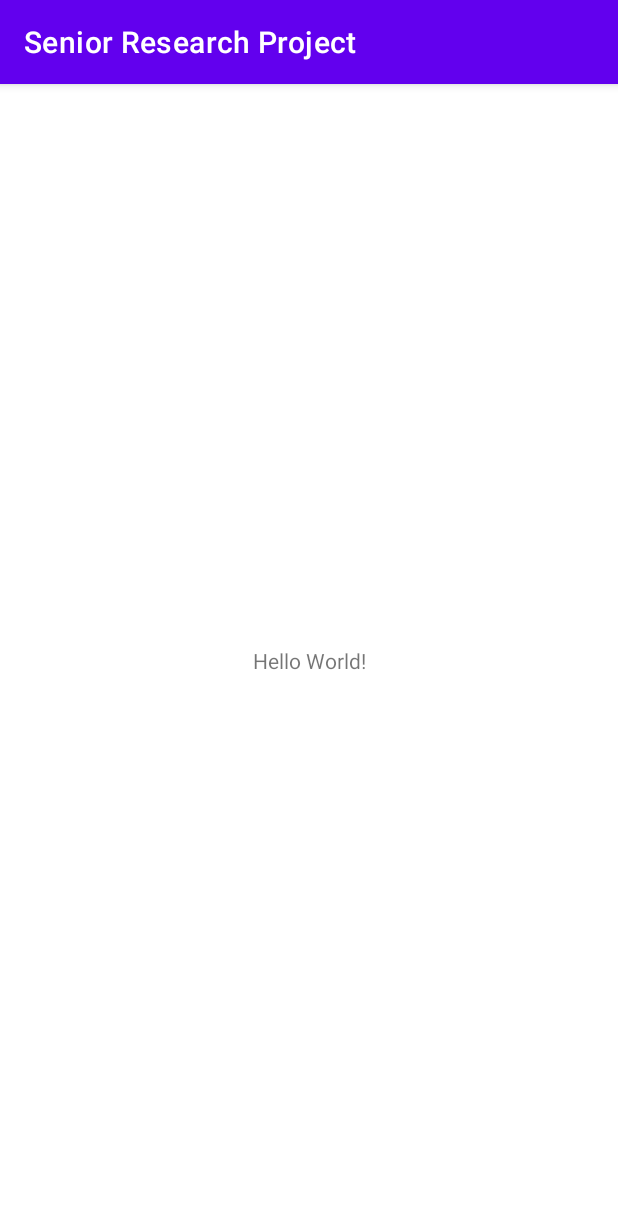
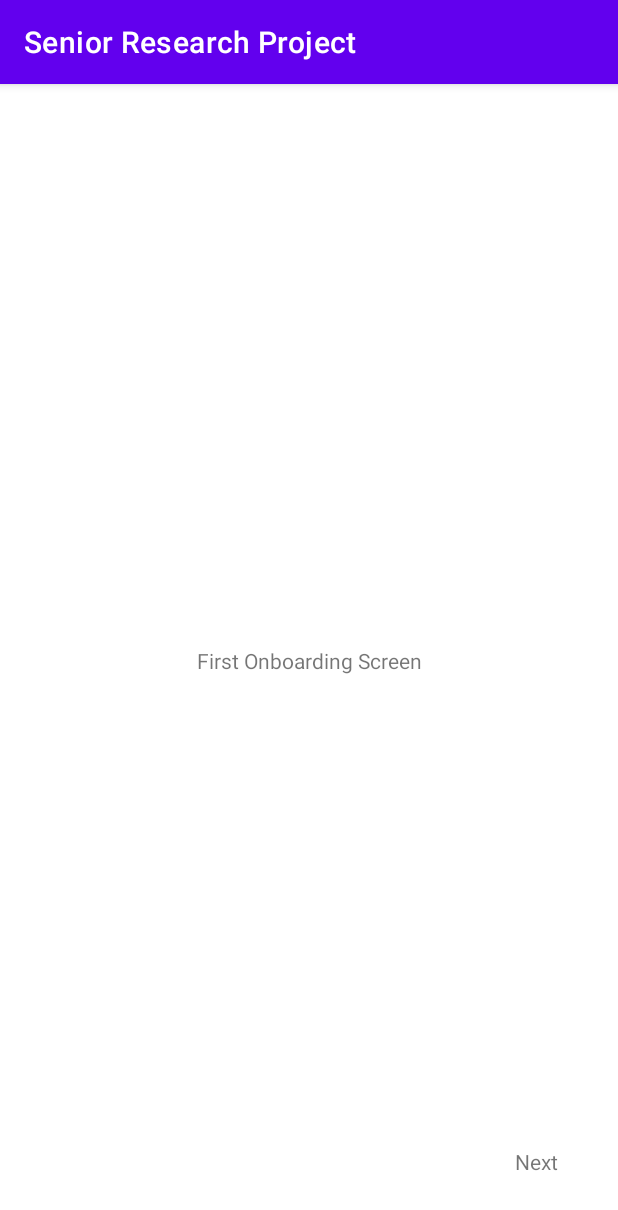
Before and after one commit to JasonZ08/Senior_Research_Project, an Android app: the screen it shows after launch (MainActivity), on a phone screen of 412 x 824 dp. Shown: the top 1210 px of the screen. Run offline under Robolectric (Android 15) with nearby library versions, the phone set to English and light mode, and no system bars.

Commit message:
update v2

```diff
--- a/app/build.gradle
+++ b/app/build.gradle
@@ -25,6 +25,9 @@ android {
         sourceCompatibility JavaVersion.VERSION_1_8
         targetCompatibility JavaVersion.VERSION_1_8
     }
+    buildFeatures {
+        viewBinding true
+    }
 }
 
 dependencies {
@@ -35,6 +38,7 @@ dependencies {
     implementation 'androidx.legacy:legacy-support-v4:1.0.0'
     implementation 'androidx.navigation:navigation-fragment:2.3.5'
     implementation 'androidx.navigation:navigation-ui:2.3.5'
+    implementation 'androidx.navigation:navigation-runtime:2.3.5'
     testImplementation 'junit:junit:4.+'
     androidTestImplementation 'androidx.test.ext:junit:1.1.3'
     androidTestImplementation 'androidx.test.espresso:espresso-core:3.4.0'
--- a/app/src/main/java/zhong/jason/seniorresearchproject/MainActivity.java
+++ b/app/src/main/java/zhong/jason/seniorresearchproject/MainActivity.java
@@ -1,6 +1,13 @@
 package zhong.jason.seniorresearchproject;
 
+import androidx.annotation.NonNull;
 import androidx.appcompat.app.AppCompatActivity;
+import androidx.fragment.app.Fragment;
+import androidx.fragment.app.FragmentManager;
+import androidx.lifecycle.Lifecycle;
+import androidx.recyclerview.widget.RecyclerView;
+import androidx.viewpager2.adapter.FragmentStateAdapter;
+import androidx.viewpager2.widget.ViewPager2;
 
 import android.content.Intent;
 import android.os.Bundle;
@@ -8,12 +15,50 @@ import android.os.Handler;
 
 import com.google.android.material.slider.Slider;
 
+import java.util.ArrayList;
+import java.util.Arrays;
+
+import zhong.jason.seniorresearchproject.onboarding.screen.FirstScreen;
+import zhong.jason.seniorresearchproject.onboarding.screen.SecondScreen;
+import zhong.jason.seniorresearchproject.onboarding.screen.ThirdScreen;
+
 public class MainActivity extends AppCompatActivity {
 //Camera Icon or RJB
+    ViewPager2 viewPager2;
+    RecyclerView.Adapter myFSM;
     @Override
     protected void onCreate(Bundle savedInstanceState) {
         super.onCreate(savedInstanceState);
         setContentView(R.layout.activity_main);
+        viewPager2 = findViewById(R.id.viewPager);
+        ArrayList<Fragment> fragmentList = new ArrayList<Fragment>(Arrays.asList(
+                new FirstScreen(),
+                new SecondScreen(),
+                new ThirdScreen()));
+        myFSM = new myFragmentStateAdapter(fragmentList,
+                getSupportFragmentManager(),
+                getLifecycle());
+        viewPager2.setAdapter(myFSM);
 
     }
+    private class myFragmentStateAdapter extends FragmentStateAdapter {
+        ArrayList<Fragment> list;
+
+        public myFragmentStateAdapter(ArrayList<Fragment> list, FragmentManager fm, Lifecycle lifecycle) {
+            super(fm, lifecycle);
+            this.list = list;
+        }
+
+        @NonNull
+        @Override
+        public Fragment createFragment(int position) {
+            return list.get(position);
+        }
+
+        @Override
+        public int getItemCount() {
+            return list.size();
+        }
+    }
+
 }
--- /dev/null
+++ b/app/src/main/java/zhong/jason/seniorresearchproject/SplashActivity.java
@@ -0,0 +1,33 @@
+package zhong.jason.seniorresearchproject;
+
+import android.content.Intent;
+import android.os.Bundle;
+import com.google.android.material.snackbar.Snackbar;
+import androidx.appcompat.app.AppCompatActivity;
+
+import android.os.Handler;
+import android.view.View;
+
+public class SplashActivity extends AppCompatActivity {
+
+
+    @Override
+    protected void onCreate(Bundle savedInstanceState) {
+        super.onCreate(savedInstanceState);
+        setContentView(R.layout.fragment_splash);
+        new Handler().postDelayed(new Runnable() {
+            @Override
+            public void run() {
+                Intent i=new Intent(SplashActivity.this,
+                        MainActivity.class);
+                //Intent is used to switch from one activity to another.
+
+                startActivity(i);
+                //invoke the SecondActivity.
+
+                finish();
+                //the current activity will get finished.
+            }}, 3000);
+    }
+
+}
--- a/app/src/main/java/zhong/jason/seniorresearchproject/SplashFragment.java
+++ /dev/null
@@ -1,30 +0,0 @@
-package zhong.jason.seniorresearchproject;
-
-import android.os.Bundle;
-import androidx.fragment.app.Fragment;
-import androidx.navigation.Navigation;
-
-import android.os.Handler;
-import android.view.LayoutInflater;
-import android.view.View;
-import android.view.ViewGroup;
-
-/**
- * A simple {@link Fragment} subclass.
- * Use the {@link SplashFragment#} factory method to
- * create an instance of this fragment.
- *
- */
-public class SplashFragment extends Fragment {
-
-    @Override
-    public View onCreateView(LayoutInflater inflater, ViewGroup container,
-                             Bundle savedInstanceState) {
-        // Inflate the layout for this fragment
-        new Handler().postDelayed({
-                Navigation.findNavController().navigate(R.id.action_splashFragment_to_viewPagerFragment)}, 3000
-        );
-        //7:32
-        return inflater.inflate(R.layout.fragment_splash, container, false);
-    }
-}
--- a/app/src/main/java/zhong/jason/seniorresearchproject/onboarding/screen/FirstScreen.java
+++ b/app/src/main/java/zhong/jason/seniorresearchproject/onboarding/screen/FirstScreen.java
@@ -3,6 +3,7 @@ package zhong.jason.seniorresearchproject.onboarding.screen;
 import android.os.Bundle;
 
 import androidx.fragment.app.Fragment;
+import androidx.viewpager2.widget.ViewPager2;
 
 import android.view.LayoutInflater;
 import android.view.View;
--- a/app/src/main/res/layout/activity_main.xml
+++ b/app/src/main/res/layout/activity_main.xml
@@ -5,22 +5,14 @@
     android:layout_width="match_parent"
     android:layout_height="match_parent"
     tools:context=".MainActivity">
-
-    <TextView
-        android:layout_width="wrap_content"
-        android:layout_height="wrap_content"
-        android:text="Hello World!"
+    <androidx.viewpager2.widget.ViewPager2
+        android:id="@+id/viewPager"
+        android:layout_width="match_parent"
+        android:layout_height="match_parent"
         app:layout_constraintBottom_toBottomOf="parent"
-        app:layout_constraintLeft_toLeftOf="parent"
-        app:layout_constraintRight_toRightOf="parent"
+        app:layout_constraintEnd_toEndOf="parent"
+        app:layout_constraintHorizontal_bias="0.5"
+        app:layout_constraintStart_toStartOf="parent"
         app:layout_constraintTop_toTopOf="parent" />
 
-    <androidx.fragment.app.FragmentContainerView
-        android:id="@+id/fragmentContainerView"
-        android:name="androidx.navigation.fragment.NavHostFragment"
-        android:layout_width="match_parent"
-        android:layout_height="match_parent"
-        app:defaultNavHost="true"
-        app:navGraph="@navigation/my_nav" />
-
 </androidx.constraintlayout.widget.ConstraintLayout>
--- a/app/src/main/res/layout/fragment_second_screen.xml
+++ b/app/src/main/res/layout/fragment_second_screen.xml
@@ -16,7 +16,7 @@
         app:layout_constraintTop_toTopOf="parent" />
 
     <TextView
-        android:id="@+id/next"
+        android:id="@+id/next2"
         android:layout_width="wrap_content"
         android:layout_height="wrap_content"
         android:layout_marginEnd="40dp"
--- a/app/src/main/res/layout/fragment_third_screen.xml
+++ b/app/src/main/res/layout/fragment_third_screen.xml
@@ -16,7 +16,7 @@
         app:layout_constraintTop_toTopOf="parent" />
 
     <TextView
-        android:id="@+id/next"
+        android:id="@+id/next3"
         android:layout_width="wrap_content"
         android:layout_height="wrap_content"
         android:layout_marginEnd="40dp"
--- /dev/null
+++ b/app/src/main/res/values-land/dimens.xml
@@ -0,0 +1,3 @@
+<resources>
+        <dimen name="fab_margin">48dp</dimen>
+    </resources>
--- /dev/null
+++ b/app/src/main/res/values-w1240dp/dimens.xml
@@ -0,0 +1,3 @@
+<resources>
+        <dimen name="fab_margin">200dp</dimen>
+    </resources>
--- /dev/null
+++ b/app/src/main/res/values-w600dp/dimens.xml
@@ -0,0 +1,3 @@
+<resources>
+        <dimen name="fab_margin">48dp</dimen>
+    </resources>
--- /dev/null
+++ b/app/src/main/res/values/dimens.xml
@@ -0,0 +1,3 @@
+<resources>
+        <dimen name="fab_margin">16dp</dimen>
+    </resources>
--- a/app/src/main/res/values/themes.xml
+++ b/app/src/main/res/values/themes.xml
@@ -13,4 +13,11 @@
         <item name="android:statusBarColor" tools:targetApi="l">?attr/colorPrimaryVariant</item>
         <!-- Customize your theme here. -->
     </style>
+    <style name="Theme.SeniorResearchProject.NoActionBar">
+        <item name="windowActionBar">false</item>
+        <item name="windowNoTitle">true</item>
+    </style>
+    <style name="Theme.SeniorResearchProject.AppBarOverlay"
+        parent="ThemeOverlay.AppCompat.Dark.ActionBar" />
+    <style name="Theme.SeniorResearchProject.PopupOverlay" parent="ThemeOverlay.AppCompat.Light" />
 </resources>
```
Also changed, not shown: app/src/main/AndroidManifest.xml (+14 -7 lines), app/src/main/java/zhong/jason/seniorresearchproject/onboarding/ViewPagerAdapter.java (deleted, +0 -30 lines), app/src/main/java/zhong/jason/seniorresearchproject/onboarding/ViewPagerFragment.java (deleted, +0 -45 lines), app/src/main/res/layout/fragment_view_pager.xml (deleted, +0 -18 lines), app/src/main/res/values/strings.xml (+9 -0 lines).
